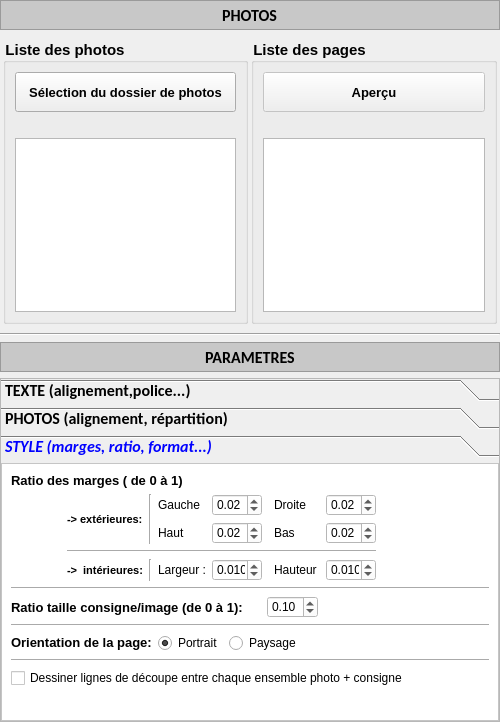
Qt form PhotosConsigne/ui/LeftMenuUI.ui (FlorianLance/PhotosConsigne) before a commit.
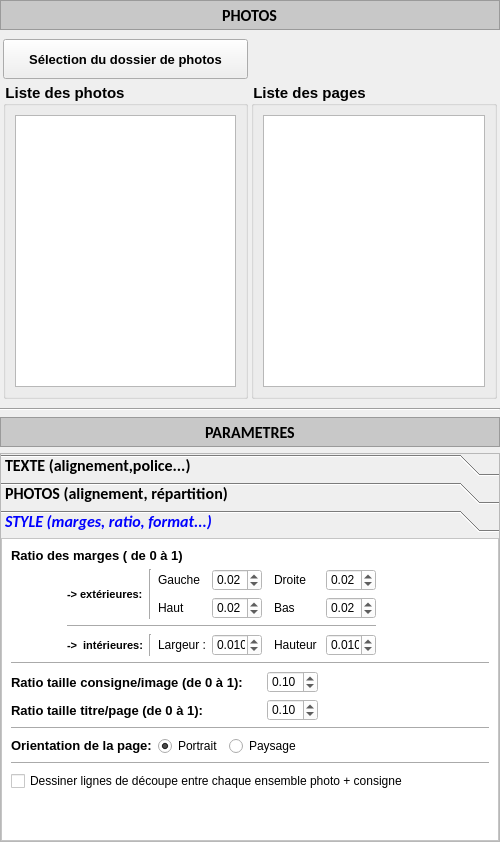
The same form after that commit. The open tabs and pages were chosen to show the change.

Commit message:
up PhotosConsign 2.0 beta
* new major verion

The edit to the form file:
```diff
--- a/PhotosConsigne/ui/LeftMenuUI.ui
+++ b/PhotosConsigne/ui/LeftMenuUI.ui
@@ -7,7 +7,7 @@
     <x>0</x>
     <y>0</y>
     <width>500</width>
-    <height>722</height>
+    <height>842</height>
    </rect>
   </property>
   <property name="minimumSize">
@@ -149,7 +149,7 @@
          <property name="spacing">
           <number>3</number>
          </property>
-         <item row="0" column="1">
+         <item row="1" column="1">
           <widget class="QGroupBox" name="gbPages">
            <property name="styleSheet">
             <string notr="true">
@@ -168,39 +168,6 @@
            </property>
            <layout class="QGridLayout" name="gridLayout_6">
             <item row="0" column="0">
-             <widget class="QPushButton" name="pbPreview">
-              <property name="enabled">
-               <bool>false</bool>
-              </property>
-              <property name="minimumSize">
-               <size>
-                <width>200</width>
-                <height>40</height>
-               </size>
-              </property>
-              <property name="maximumSize">
-               <size>
-                <width>250</width>
-                <height>40</height>
-               </size>
-              </property>
-              <property name="styleSheet">
-               <string notr="true">QPushButton
-{
-	color : black;
-
-	font-style: normal;
-	font-size: 10pt;
-	font-weight: bold;
-}
-</string>
-              </property>
-              <property name="text">
-               <string>Aperçu</string>
-              </property>
-             </widget>
-            </item>
-            <item row="2" column="0">
              <widget class="QListWidget" name="lwPages">
               <property name="minimumSize">
                <size>
@@ -216,17 +183,10 @@
               </property>
              </widget>
             </item>
-            <item row="1" column="0">
-             <widget class="QLabel" name="laWhite1">
-              <property name="text">
-               <string/>
-              </property>
-             </widget>
-            </item>
            </layout>
           </widget>
          </item>
-         <item row="0" column="0">
+         <item row="1" column="0">
           <widget class="QGroupBox" name="gbListPhotos">
            <property name="styleSheet">
             <string notr="true">
@@ -260,22 +220,25 @@
               </property>
              </widget>
             </item>
-            <item row="2" column="0">
-             <widget class="QPushButton" name="pbSelectPhotos">
-              <property name="minimumSize">
-               <size>
-                <width>0</width>
-                <height>40</height>
-               </size>
-              </property>
-              <property name="maximumSize">
-               <size>
-                <width>250</width>
-                <height>40</height>
-               </size>
-              </property>
-              <property name="styleSheet">
-               <string notr="true">/*
+           </layout>
+          </widget>
+         </item>
+         <item row="0" column="0">
+          <widget class="QPushButton" name="pbSelectPhotos">
+           <property name="minimumSize">
+            <size>
+             <width>0</width>
+             <height>40</height>
+            </size>
+           </property>
+           <property name="maximumSize">
+            <size>
+             <width>250</width>
+             <height>40</height>
+            </size>
+           </property>
+           <property name="styleSheet">
+            <string notr="true">/*
 QPushButton {
     border: 1px solid #8f8f91;
     border-radius: 6px;
@@ -311,26 +274,23 @@
 }
 
 </string>
-              </property>
-              <property name="text">
-               <string>Sélection du dossier de photos</string>
-              </property>
-             </widget>
-            </item>
-            <item row="3" column="0">
-             <widget class="QLabel" name="laPhotosDir">
-              <property name="maximumSize">
-               <size>
-                <width>500</width>
-                <height>16777215</height>
-               </size>
-              </property>
-              <property name="text">
-               <string/>
-              </property>
-             </widget>
-            </item>
-           </layout>
+           </property>
+           <property name="text">
+            <string>Sélection du dossier de photos</string>
+           </property>
+          </widget>
+         </item>
+         <item row="0" column="1">
+          <widget class="QLabel" name="laPhotosDir">
+           <property name="maximumSize">
+            <size>
+             <width>500</width>
+             <height>16777215</height>
+            </size>
+           </property>
+           <property name="text">
+            <string/>
+           </property>
           </widget>
          </item>
         </layout>
@@ -1928,8 +1888,8 @@
              <rect>
               <x>0</x>
               <y>0</y>
-              <width>401</width>
-              <height>100</height>
+              <width>498</width>
+              <height>299</height>
              </rect>
             </property>
             <attribute name="label">
@@ -2327,6 +2287,63 @@
                   </item>
                  </layout>
                 </item>
+                <item>
+                 <layout class="QHBoxLayout" name="horizontalLayout">
+                  <item>
+                   <widget class="QLabel" name="laRatioTitle">
+                    <property name="minimumSize">
+                     <size>
+                      <width>250</width>
+                      <height>0</height>
+                     </size>
+                    </property>
+                    <property name="styleSheet">
+                     <string notr="true">
+
+QLabel
+{
+	color : black;
+
+	font-style: normal;
+	font-size: 10pt;
+	font-weight: bold;
+}
+
+</string>
+                    </property>
+                    <property name="text">
+                     <string>Ratio taille titre/page (de 0 à 1):</string>
+                    </property>
+                   </widget>
+                  </item>
+                  <item>
+                   <widget class="QDoubleSpinBox" name="dsbRatioTitle">
+                    <property name="maximum">
+                     <double>0.900000000000000</double>
+                    </property>
+                    <property name="singleStep">
+                     <double>0.010000000000000</double>
+                    </property>
+                    <property name="value">
+                     <double>0.100000000000000</double>
+                    </property>
+                   </widget>
+                  </item>
+                  <item>
+                   <spacer name="horizontalSpacer">
+                    <property name="orientation">
+                     <enum>Qt::Horizontal</enum>
+                    </property>
+                    <property name="sizeHint" stdset="0">
+                     <size>
+                      <width>40</width>
+                      <height>20</height>
+                     </size>
+                    </property>
+                   </spacer>
+                  </item>
+                 </layout>
+                </item>
                 <item>
                  <widget class="Line" name="line_3">
                   <property name="orientation">
```
Left out of the diff: 347 changed lines with no effect on the pictures. The commit also changes 21 other files.
